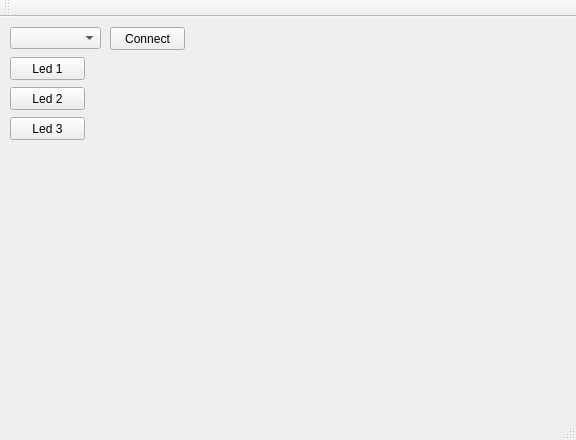
Qt form QT application/Applicatie/Applicatie/mainwindow.ui (SanderBerk/BedraadlozeBierTap) before a commit.
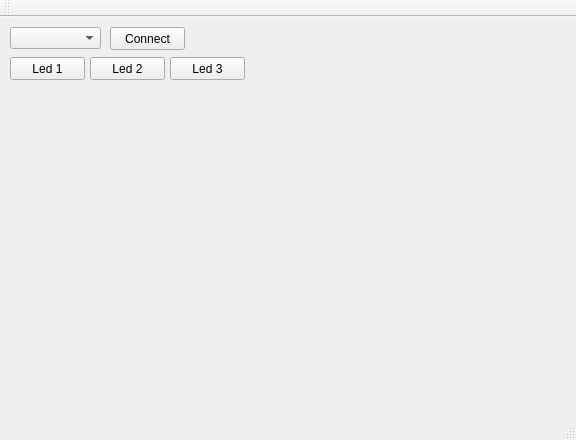
The same form after that commit.

```diff
--- a/QT application/Applicatie/Applicatie/mainwindow.ui
+++ b/QT application/Applicatie/Applicatie/mainwindow.ui
@@ -17,8 +17,8 @@
    <widget class="QPushButton" name="btnLed2">
     <property name="geometry">
      <rect>
-      <x>10</x>
-      <y>70</y>
+      <x>90</x>
+      <y>40</y>
       <width>75</width>
       <height>23</height>
      </rect>
@@ -53,8 +53,8 @@
    <widget class="QPushButton" name="btnLed3">
     <property name="geometry">
      <rect>
-      <x>10</x>
-      <y>100</y>
+      <x>170</x>
+      <y>40</y>
       <width>75</width>
       <height>23</height>
      </rect>
```
